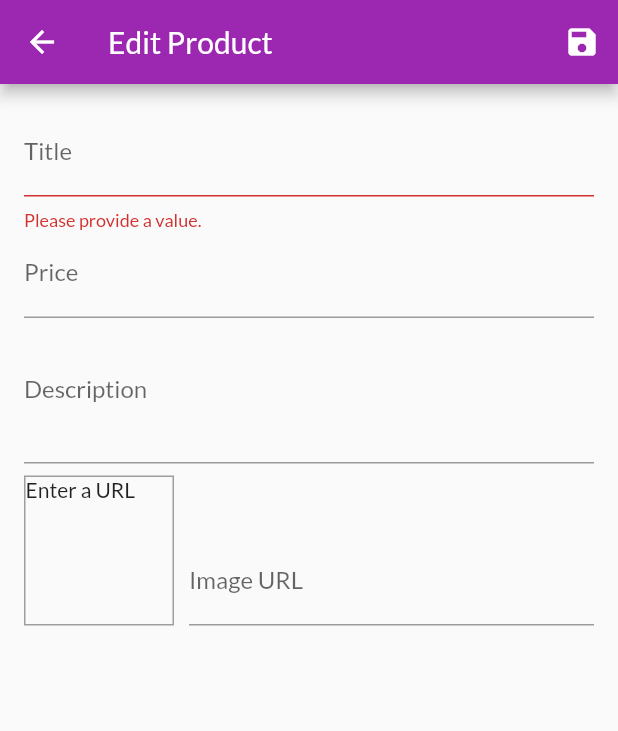
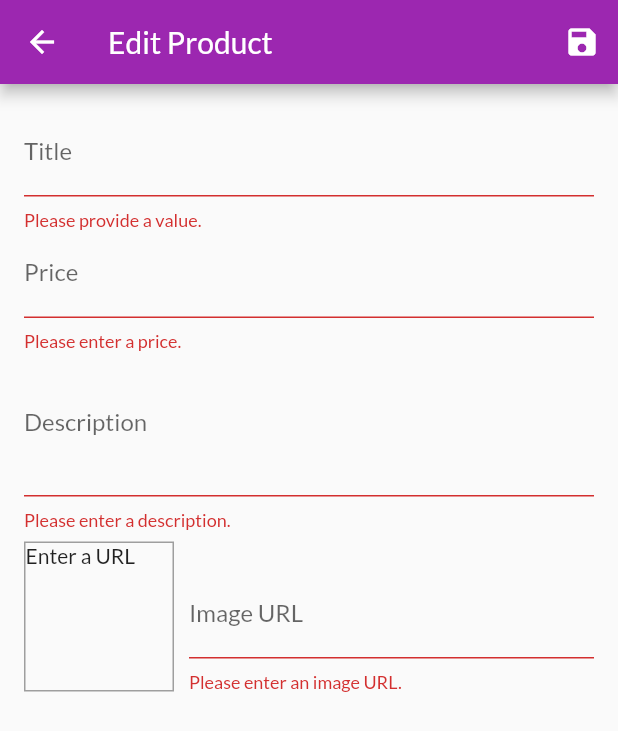
Before and after one commit to Ru2Lu/flutter-practice, a Flutter app: the EditProductScreen screen opened by its route, after a tap on the "save" icon, on a phone screen of 412 x 824 dp. Shown: the top 731 px of the screen. Run offline on Flutter 3.47's test engine with Material 2 defaults, Android fonts, the phone set to English and light mode, and no system bars; network calls fail.

Commit message:
Added all validators

```diff
--- a/shop/lib/screens/edit_product_screen.dart
+++ b/shop/lib/screens/edit_product_screen.dart
@@ -41,6 +41,13 @@
 
   void _updateImageUrl() {
     if (!_imageUrlFocusNode.hasFocus) {
+      if ((!_imageUrlController.text.startsWith('http') &&
+              !_imageUrlController.text.startsWith('https')) ||
+          (!_imageUrlController.text.endsWith('.png') &&
+              !_imageUrlController.text.endsWith('.jpg') &&
+              !_imageUrlController.text.endsWith('.jpeg'))) {
+        return;
+      }
       setState(() {});
     }
   }
@@ -105,6 +112,18 @@
                   onFieldSubmitted: (_) {
                     FocusScope.of(context).requestFocus(_descriptionFocusNode);
                   },
+                  validator: (value) {
+                    if (value.isEmpty) {
+                      return 'Please enter a price.';
+                    }
+                    if (double.tryParse(value) == null) {
+                      return 'Please enter a valid number.';
+                    }
+                    if (double.parse(value) <= 0) {
+                      return 'Please enter a number greater than zero.';
+                    }
+                    return null;
+                  },
                   onSaved: (value) {
                     _editedProduct = Product(
                       title: _editedProduct.title,
@@ -120,6 +139,15 @@
                   maxLines: 3,
                   keyboardType: TextInputType.multiline,
                   focusNode: _descriptionFocusNode,
+                  validator: (value) {
+                    if (value.isEmpty) {
+                      return 'Please enter a description.';
+                    }
+                    if (value.length < 10) {
+                      return 'Should be at least 10 characters long.';
+                    }
+                    return null;
+                  },
                   onSaved: (value) {
                     _editedProduct = Product(
                       title: _editedProduct.title,
@@ -155,6 +183,21 @@
                         onFieldSubmitted: (_) {
                           _saveForm();
                         },
+                        validator: (value) {
+                          if (value.isEmpty) {
+                            return 'Please enter an image URL.';
+                          }
+                          if (!value.startsWith('http') &&
+                              !value.startsWith('https')) {
+                            return 'Please enter a valid URL.';
+                          }
+                          if (!value.endsWith('.png') &&
+                              !value.endsWith('.jpg') &&
+                              !value.endsWith('.jpeg')) {
+                            return 'Please enter a valid image URL.';
+                          }
+                          return null;
+                        },
                         onSaved: (value) {
                           _editedProduct = Product(
                             title: _editedProduct.title,
```
